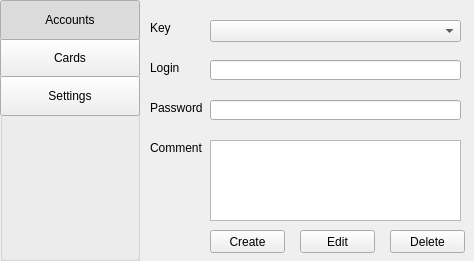
Old version of the form QtProject/mainwindow.ui in the repository 777AvEnGeR777/project.
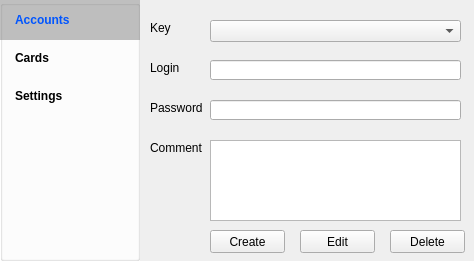
New version of the form.

The edit to the form file:
```diff
--- a/QtProject/mainwindow.ui
+++ b/QtProject/mainwindow.ui
@@ -157,6 +157,9 @@
       <height>261</height>
      </rect>
     </property>
+    <property name="styleSheet">
+     <string notr="true">background-color: rgb(255, 255, 255);</string>
+    </property>
     <property name="title">
      <string/>
     </property>
@@ -169,6 +172,33 @@
        <height>40</height>
       </rect>
      </property>
+     <property name="font">
+      <font>
+       <weight>75</weight>
+       <bold>true</bold>
+      </font>
+     </property>
+     <property name="styleSheet">
+      <string notr="true">#toggleCards {
+	background-color: rgba(255, 255, 255, 0);
+    border-style: outset;
+	text-align: left;
+	padding-left:15px;
+}
+#toggleCards:checked {
+    background-color: rgba(128, 128, 128, 128);
+    border-style: outset;
+	color: rgb(0, 85, 255);
+}
+#toggleCards:hover:!checked {
+    background-color: rgba(128, 128, 128, 32);
+    border-style: outset;
+}
+#toggleCards:pressed:!checked {
+    background-color: rgba(128, 128, 128, 64);
+    border-style: outset;
+}</string>
+     </property>
      <property name="text">
       <string>Cards</string>
      </property>
@@ -187,12 +217,36 @@
       <rect>
        <x>0</x>
        <y>0</y>
-       <width>140</width>
+       <width>141</width>
        <height>40</height>
       </rect>
      </property>
+     <property name="font">
+      <font>
+       <weight>75</weight>
+       <bold>true</bold>
+      </font>
+     </property>
      <property name="styleSheet">
-      <string notr="true"/>
+      <string notr="true">#toggleAccounts {
+	background-color: rgba(255, 255, 255, 0);
+    border-style: outset;
+	text-align: left;
+	padding-left:15px;
+}
+#toggleAccounts:checked {
+    background-color: rgba(128, 128, 128, 128);
+    border-style: outset;
+	color: rgb(0, 85, 255);
+}
+#toggleAccounts:hover:!checked {
+    background-color: rgba(128, 128, 128, 32);
+    border-style: outset;
+}
+#toggleAccounts:pressed:!checked {
+    background-color: rgba(128, 128, 128, 64);
+    border-style: outset;
+}</string>
      </property>
      <property name="text">
       <string>Accounts</string>
@@ -219,6 +273,34 @@
        <height>40</height>
       </rect>
      </property>
+     <property name="font">
+      <font>
+       <weight>75</weight>
+       <bold>true</bold>
+      </font>
+     </property>
+     <property name="styleSheet">
+      <string notr="true">#toggleSettings {
+	background-color: rgba(255, 255, 255, 0);
+    border-style: outset;
+	text-align: left;
+	padding-left:15px;
+}
+#toggleSettings:checked {
+    background-color: rgba(128, 128, 128, 128);
+    border-style: outset;
+	color: rgb(0, 85, 255);
+}
+#toggleSettings:hover:!checked {
+    background-color: rgba(128, 128, 128, 32);
+    border-style: outset;
+}
+#toggleSettings:pressed:!checked {
+    background-color: rgba(128, 128, 128, 64);
+    border-style: outset;
+}
+</string>
+     </property>
      <property name="text">
       <string>Settings</string>
      </property>
```
